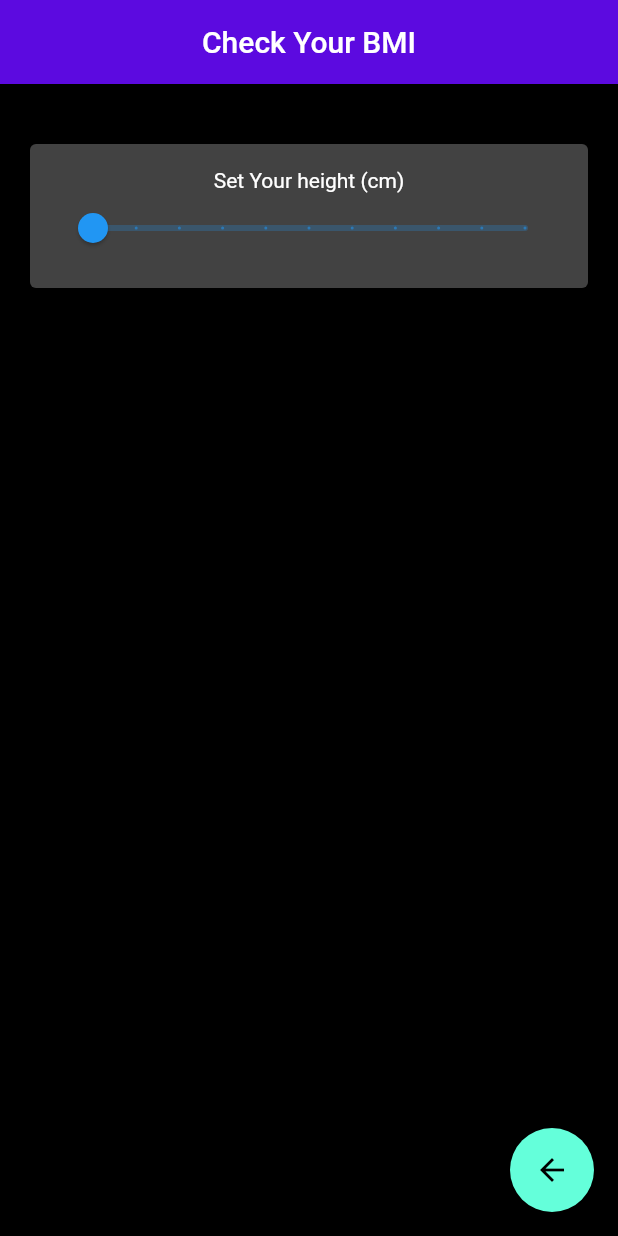
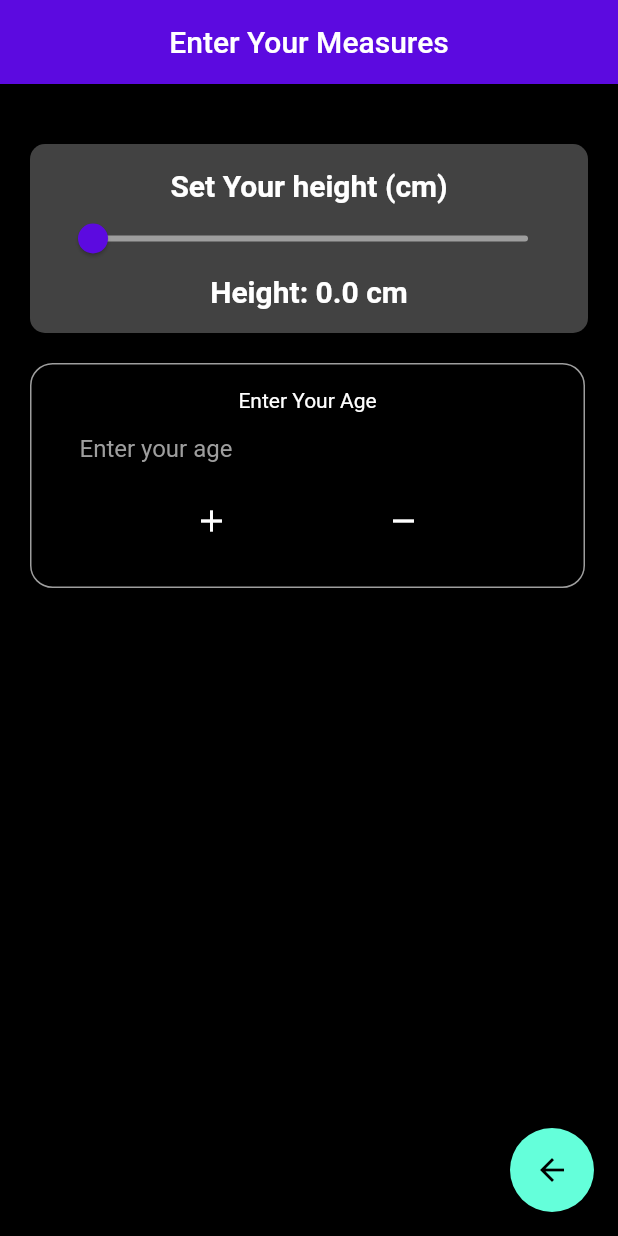
Before and after one commit to Abhinav0915/Vitality, a Flutter app: the bmi screen opened by its route, on a phone screen of 412 x 824 dp. Run offline on Flutter 3.47's test engine with Material 2 defaults, Android fonts, the light colour scheme and no system bars; our stand-ins replace firebase_auth, firebase_core, lottie; accounts and stored records are empty.

Commit message:
added more functions

```diff
--- a/vitality/lib/screens/BMI.dart
+++ b/vitality/lib/screens/BMI.dart
@@ -12,11 +12,14 @@ class bmi extends StatefulWidget {
 
 class _bmiState extends State<bmi> {
   double _heightValue = 0.0;
+  final TextEditingController _ageController = TextEditingController();
+  int age = 0;
+
   @override
   Widget build(BuildContext context) {
     return Scaffold(
       backgroundColor: AppColors.black,
-      appBar: Appbar.getAppBar("Check Your BMI"),
+      appBar: Appbar.getAppBar("Enter Your Measures"),
       floatingActionButton: Tooltip(
         message: 'Go back',
         child: FloatingActionButton(
@@ -31,28 +34,118 @@ class _bmiState extends State<bmi> {
         child: Column(
           children: <Widget>[
             Card(
-              margin: EdgeInsets.fromLTRB(20, 40, 20, 0),
+              shape: RoundedRectangleBorder(
+                  borderRadius: BorderRadius.circular(10.0)),
+              margin: const EdgeInsets.fromLTRB(20, 40, 20, 0),
               elevation: 5.0,
               child: Padding(
-                padding: EdgeInsets.all(16.0),
+                padding: const EdgeInsets.all(16.0),
                 child: Column(
-                  children: [
-                    const Text("Set Your height (cm)"),
+                  children: <Widget>[
+                    const Text(
+                      "Set Your height (cm)",
+                      style: TextStyle(
+                          fontSize: 20.0, fontWeight: FontWeight.bold),
+                    ),
+                    const SizedBox(
+                      width: 20.0,
+                    ),
                     Slider(
+                      thumbColor: AppColors.purple,
+                      activeColor: Colors.red,
                       value: _heightValue,
                       min: 0.0,
                       max: 200.0,
-                      divisions: 10,
+                      divisions: 200,
+                      inactiveColor: Colors.grey,
                       label: '$_heightValue',
                       onChanged: (newValue) {
                         setState(() {
-                          _heightValue = newValue;
+                          _heightValue = newValue.round().toDouble();
                         });
                       },
-                    )
+                    ),
+                    Text(
+                      'Height: $_heightValue cm',
+                      style: const TextStyle(
+                          fontSize: 20.0, fontWeight: FontWeight.bold),
+                    ),
                   ],
                 ),
               ),
+            ),
+            Row(
+              crossAxisAlignment: CrossAxisAlignment.center,
+              children: [
+                Container(
+                  padding: EdgeInsets.all(16),
+                  margin: EdgeInsets.fromLTRB(20, 20, 0, 0),
+                  decoration: BoxDecoration(
+                    borderRadius: BorderRadius.circular(15.0),
+                    border: Border.all(color: Colors.grey),
+                    boxShadow: const [
+                      BoxShadow(
+                        offset: Offset(1.0, 2.0),
+                        blurRadius: 2.0,
+                      ),
+                    ],
+                  ),
+                  height: 150.0,
+                  width: 370.0,
+                  child: Column(
+                    crossAxisAlignment: CrossAxisAlignment.center,
+                    children: [
+                      const Center(
+                        child: Text(
+                          "Enter Your Age",
+                        ),
+                      ),
+                      TextField(
+                        controller: _ageController,
+                        onChanged: (value) {
+                          final int parsedValue = int.tryParse(value) ?? age;
+                          setState(() {
+                            age = parsedValue;
+                          });
+                        },
+                        keyboardType: TextInputType.number,
+                        decoration: const InputDecoration(
+                          border: InputBorder.none,
+                          hintText: 'Enter your age',
+                          hintStyle: TextStyle(
+                            color: Colors.grey,
+                            fontSize: 16.0,
+                          ),
+                          contentPadding: EdgeInsets.only(left: 16.0),
+                        ),
+                      ),
+                      Row(
+                        mainAxisAlignment: MainAxisAlignment.spaceEvenly,
+                        children: [
+                          IconButton(
+                            onPressed: () {
+                              setState(() {
+                                age++;
+                                _ageController.text = age.toString();
+                              });
+                            },
+                            icon: Icon(Icons.add),
+                          ),
+                          IconButton(
+                            onPressed: () {
+                              setState(() {
+                                age--;
+                                _ageController.text = age.toString();
+                              });
+                            },
+                            icon: Icon(Icons.remove),
+                          ),
+                        ],
+                      ),
+                    ],
+                  ),
+                ),
+              ],
             )
           ],
         ),
```
